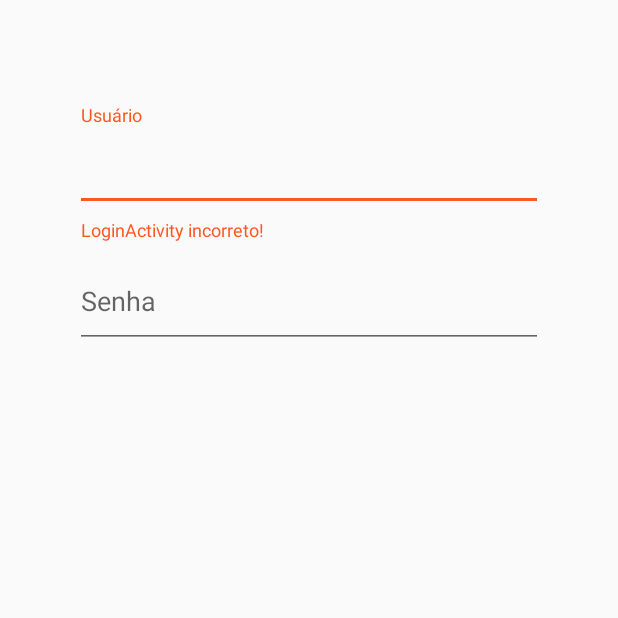
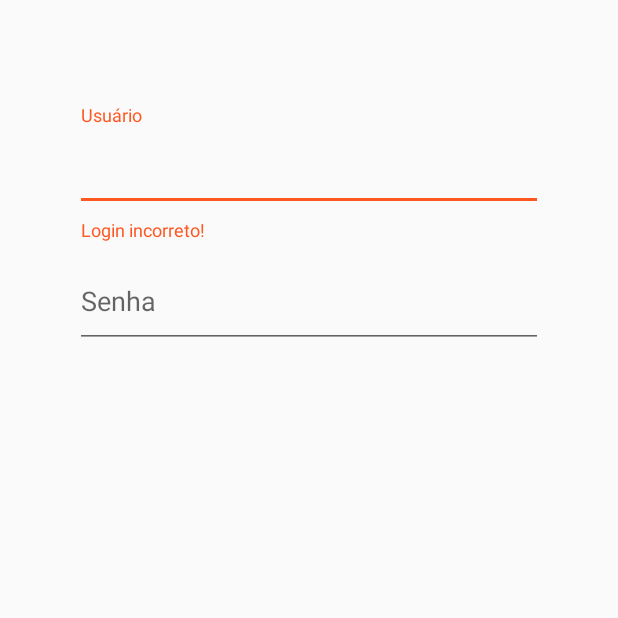
Before and after one commit to joaopedrosgs/Agenda-T12, an Android app: the screen it shows after launch (LoginActivity), after a tap on "ENTRAR", on a phone screen of 412 x 824 dp, the top half of it. Run offline under Robolectric (Android 15) with nearby library versions, the phone set to English and light mode, and no system bars; our stand-ins replace ButterKnife.

Commit message:
Atualizando e colocando uma tela de Login para landscape

```diff
--- a/app/src/main/java/com/example/pedro/agenda/login/LoginActivity.java
+++ b/app/src/main/java/com/example/pedro/agenda/login/LoginActivity.java
@@ -57,7 +57,7 @@ public class LoginActivity extends AppCompatActivity implements LoginView {
     @Override
     public void SetErroUsuario() {
         LayoutLogin.setErrorEnabled(true);
-        LayoutLogin.setError("LoginActivity incorreto!");
+        LayoutLogin.setError("Login incorreto!");
     }
 
     @Override
--- /dev/null
+++ b/app/src/main/res/layout-land/activity_login.xml
@@ -0,0 +1,60 @@
+<?xml version="1.0" encoding="utf-8"?>
+<LinearLayout xmlns:android="http://schemas.android.com/apk/res/android"
+    android:layout_width="match_parent"
+    android:layout_height="match_parent"
+    android:orientation="vertical"
+    android:padding="20dp">
+<LinearLayout
+    android:layout_width="match_parent"
+    android:layout_height="0dp"
+    android:layout_weight="1"
+    android:orientation="vertical">
+    <android.support.design.widget.TextInputLayout
+        android:id="@+id/layout_login"
+        android:layout_width="match_parent"
+        android:layout_height="wrap_content">
+
+        <android.support.design.widget.TextInputEditText
+            android:id="@+id/text_edit_login"
+            android:layout_width="match_parent"
+            android:layout_height="60dp"
+            android:hint="@string/usuario_form" />
+
+    </android.support.design.widget.TextInputLayout>
+
+    <android.support.design.widget.TextInputLayout
+        android:id="@+id/layout_password"
+        android:layout_width="match_parent"
+        android:layout_height="wrap_content">
+
+        <android.support.design.widget.TextInputEditText
+            android:id="@+id/text_edit_password"
+            android:layout_width="match_parent"
+            android:layout_height="60dp"
+            android:hint="@string/senha_form"
+            android:inputType="textPassword" />
+
+
+    </android.support.design.widget.TextInputLayout>
+    </LinearLayout>
+    <LinearLayout
+        android:layout_width="match_parent"
+        android:layout_height="wrap_content"
+        android:layout_gravity="center|bottom"
+        >
+
+        <Button
+            android:layout_width="wrap_content"
+            android:layout_height="80dp"
+            android:layout_weight="0.3"
+            android:text="Criar conta"/>
+        <Button
+            android:id="@+id/botao_login"
+            android:layout_width="wrap_content"
+            android:layout_height="match_parent"
+            android:layout_marginLeft="20dp"
+            android:layout_weight="1"
+            android:text="Entrar"
+            />
+    </LinearLayout>
+</LinearLayout>
--- a/build.gradle
+++ b/build.gradle
@@ -5,7 +5,7 @@ buildscript {
         jcenter()
     }
     dependencies {
-        classpath 'com.android.tools.build:gradle:2.3.3'
+        classpath 'com.android.tools.build:gradle:3.0.0'
 
         // NOTE: Do not place your application dependencies here; they belong
         // in the individual module build.gradle files
```
Also changed, not shown: app/src/main/java/com/example/pedro/agenda/contato/CadastroContatoPresenter.java (+11 -12 lines), app/src/main/java/com/example/pedro/agenda/contato/CadastroContatoView.java (added, +22 -0 lines), app/src/main/java/com/example/pedro/agenda/contato/CadastroDeContatoActivity.java (+8 -2 lines), gradle/wrapper/gradle-wrapper.properties.
